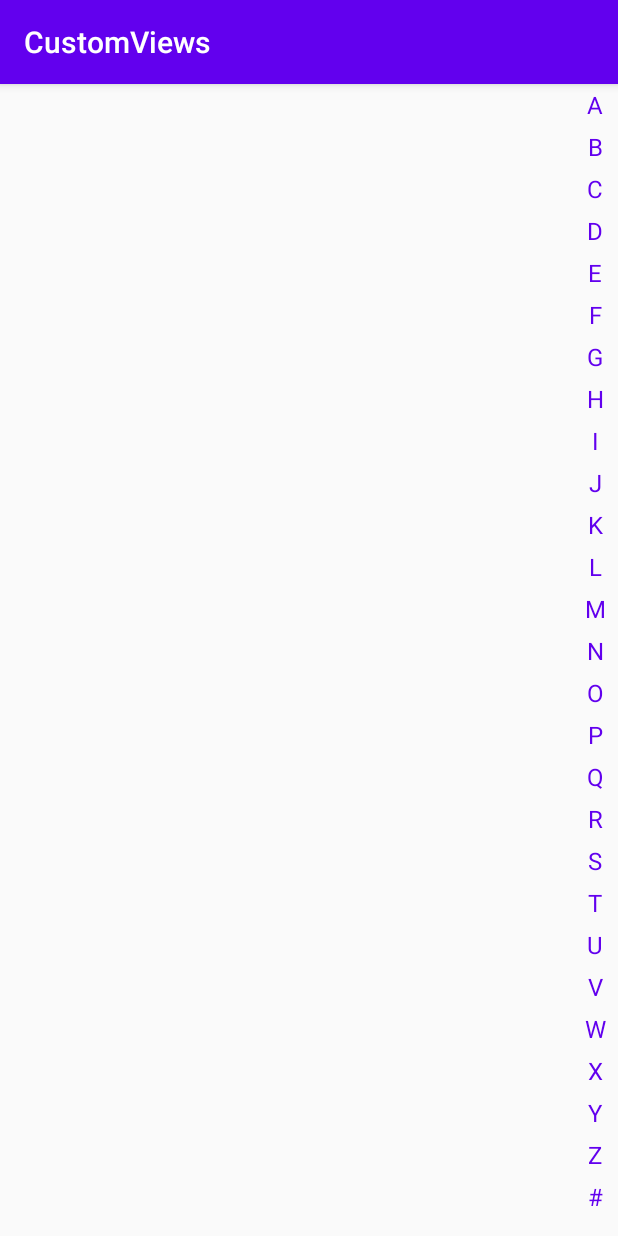
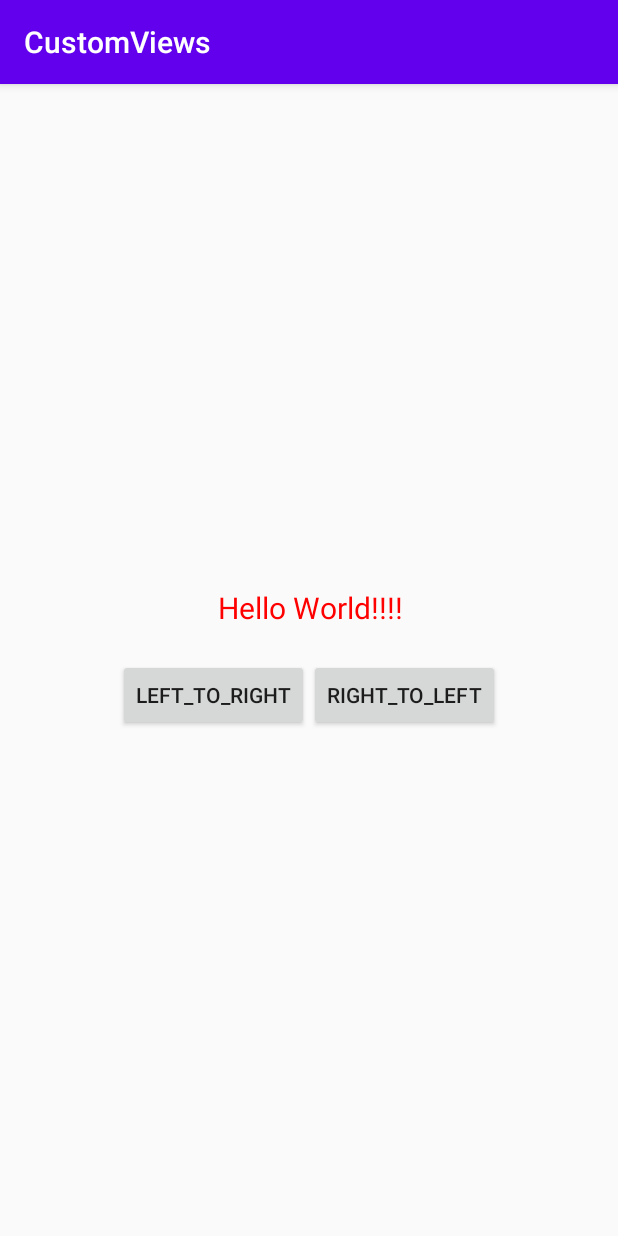
Before and after one commit to LuoSPro/CustomViews, an Android app: the MainActivity screen opened directly, with no data from a screen before it, on a phone screen of 412 x 824 dp. Run offline under Robolectric (Android 15) with nearby library versions, the phone set to English and light mode, and no system bars.

Commit message:
内容修改

```diff
--- a/app/src/main/java/com/example/customviews/LetterSideBar.java
+++ /dev/null
@@ -1,146 +0,0 @@
-package com.example.customviews;
-
-import android.content.Context;
-import android.content.res.TypedArray;
-import android.graphics.Canvas;
-import android.graphics.Paint;
-import android.util.AttributeSet;
-import android.util.TypedValue;
-import android.view.MotionEvent;
-import android.view.View;
-
-import androidx.annotation.Nullable;
-
-public class LetterSideBar extends View {
-
-    private Paint mPaint;
-    private Paint mSelectedPaint;
-    private int mLetterColor;
-    private int mSelectedLetterColor;
-    private float mLetterSize = 12;
-    private char[] mLetters = new char[]{'A', 'B', 'C', 'D', 'E', 'F',
-            'G', 'H', 'I', 'J', 'K', 'L', 'M', 'N', 'O', 'P', 'Q', 'R', 'S', 'T', 'U', 'V', 'W', 'X', 'Y', 'Z', '#'};
-    //当前触摸的位置字母
-    private char mCurTouchLetter;
-    private LetterTouchListener mLetterTouchListener;
-
-    public LetterSideBar(Context context) {
-        this(context, null);
-    }
-
-    public LetterSideBar(Context context, @Nullable AttributeSet attrs) {
-        this(context, attrs, 0);
-    }
-
-    public LetterSideBar(Context context, @Nullable AttributeSet attrs, int defStyleAttr) {
-        super(context, attrs, defStyleAttr);
-        TypedArray typedArray = context.obtainStyledAttributes(attrs, R.styleable.LetterSideBar);
-        mLetterColor = typedArray.getColor(R.styleable.LetterSideBar_LetterColor, mLetterColor);
-        mSelectedLetterColor = typedArray.getColor(R.styleable.LetterSideBar_SelectedLetterColor, mSelectedLetterColor);
-        mLetterSize = typedArray.getDimensionPixelSize(R.styleable.LetterSideBar_LetterSize, (int) mLetterSize);
-        typedArray.recycle();
-        init();
-    }
-
-    private void init() {
-        mPaint = getPaint(mLetterColor);
-        mSelectedPaint = getPaint(mSelectedLetterColor);
-    }
-
-    private Paint getPaint(int color) {
-        Paint paint = new Paint();
-        paint.setAntiAlias(true);
-        //这里设置的是px，如果要设置的是sp，就要把它转成px
-        paint.setTextSize(mLetterSize);
-        paint.setColor(color);
-        return paint;
-    }
-
-    @Override
-    protected void onMeasure(int widthMeasureSpec, int heightMeasureSpec) {
-        super.onMeasure(widthMeasureSpec, heightMeasureSpec);
-        //计算指定宽度，高度可以直接获取
-        int height = MeasureSpec.getSize(heightMeasureSpec);
-        //计算指定宽度（考虑情况）：左右padding+字母宽度(取决于Paint的大小)
-        //获得字体的宽度
-        int textWidth = (int) mPaint.measureText("A");
-        int width = getPaddingLeft() + getPaddingRight() + textWidth;
-
-        setMeasuredDimension(width, height);
-    }
-
-    @Override
-    protected void onDraw(Canvas canvas) {
-        //画26个字母
-        int itemHeight = (getHeight() - getPaddingTop() - getPaddingBottom()) / mLetters.length;
-        for (int i = 0; i < mLetters.length; i++) {
-            //知道每个字母的中心位置    1 字母的高度一半    2 字母高度一般+前面字符的高度
-            int letterCenterY = i * itemHeight + itemHeight / 2 + getPaddingTop();
-            //基线：基于中心位置，知道中心位置就直接知道基线了(中心位置不是基线)
-            Paint.FontMetrics fontMetrics = mPaint.getFontMetrics();
-            int dy = (int) ((fontMetrics.bottom - fontMetrics.top) / 2 - fontMetrics.bottom);
-            int baseLine = letterCenterY + dy;
-            // x绘制在最中间 = 宽度/2 - 文字/2
-            int textWidth = (int) mPaint.measureText(String.valueOf(mLetters[i]));
-            int x = getWidth() / 2 - textWidth / 2;
-
-            //如果当前字母要高亮(这里设置两个Paint比较好一点，因为如果一直改颜色的话，会一直去调用底层C代码，影响性能)
-            if (mLetters[i] == mCurTouchLetter) {
-                canvas.drawText(String.valueOf(mLetters[i]), x, baseLine, mSelectedPaint);
-            } else {
-                canvas.drawText(String.valueOf(mLetters[i]), x, baseLine, mPaint);
-            }
-        }
-    }
-
-    /**
-     * 优化：
-     * TODO:目前我暂时还不知道怎么去做
-     * 每次都会来调用onDraw方法，先判断这个是否存在了，如果已经存在了，就不需要用invalidate()重绘
-     * @param event
-     * @return
-     */
-    @Override
-    public boolean onTouchEvent(MotionEvent event) {
-        switch (event.getAction()) {
-            case MotionEvent.ACTION_DOWN:
-            case MotionEvent.ACTION_MOVE:
-                //计算出当前触摸字母 ： 获取当前位置(这里可能会有负数，要处理一下)
-                float curMoveY = event.getY();
-                //位置 = curMoveY / 字母高度，通过位置获取字母
-                int itemHeight = (getHeight() - getPaddingTop() - getPaddingBottom()) / mLetters.length;
-                int curPosition = (int) (curMoveY / itemHeight);
-
-                if (curPosition < 0) {
-                    curPosition = 0;
-                } else if (curPosition > mLetters.length - 1) {
-                    curPosition = mLetters.length - 1;
-                }
-
-                mCurTouchLetter = mLetters[curPosition];
-                mLetterTouchListener.touch(String.valueOf(mCurTouchLetter));
-                //重新绘制
-                invalidate();
-                break;
-            case MotionEvent.ACTION_UP:
-                mLetterTouchListener.up();
-                break;
-        }
-        return true;
-    }
-
-    private float sp2Px(int sp) {
-        return TypedValue.applyDimension(TypedValue.COMPLEX_UNIT_SP,
-                sp, getResources().getDisplayMetrics());
-    }
-
-    public void setLetterTouchListener(LetterTouchListener listener){
-        mLetterTouchListener = listener;
-    }
-
-    //其他View不会使用这个接口，所以这个只需要写在我们这个View的里面，如果两个以上的View要使用这个接口，就把这个接口写到外面去
-    public interface LetterTouchListener{
-        void touch(String letter);
-        void up();
-    }
-}
--- a/app/src/main/java/com/example/customviews/MainActivity.kt
+++ b/app/src/main/java/com/example/customviews/MainActivity.kt
@@ -4,10 +4,6 @@ import android.animation.ObjectAnimator
 import android.animation.ValueAnimator
 import androidx.appcompat.app.AppCompatActivity
 import android.os.Bundle
-import android.os.Handler
-import android.os.Looper
-import android.view.View
-import android.view.animation.DecelerateInterpolator
 import kotlinx.android.synthetic.main.activity_main.*
 
 class MainActivity : AppCompatActivity() {
@@ -15,27 +11,26 @@ class MainActivity : AppCompatActivity() {
     override fun onCreate(savedInstanceState: Bundle?) {
         super.onCreate(savedInstanceState)
         setContentView(R.layout.activity_main)
-        mHandle = Handler(Looper.getMainLooper())
-        initLetterSideBar()
+        initColorTrackText()
     }
 
-    private lateinit var mHandle: Handler
+    private fun initColorTrackText() {
+        val valueAnimator: ValueAnimator = ObjectAnimator.ofFloat(0f,1f)
+        valueAnimator.duration = 2000
+        btn_left_to_right.setOnClickListener {
+            color_track_text.setDirection(ColorTrackTextView.Direction.LEFT_TO_RIGHT)
+            valueAnimator.addUpdateListener {
+                color_track_text.setCurProgress(valueAnimator.animatedValue as Float)
+            }
+            valueAnimator.start()
+        }
+        btn_right_to_left.setOnClickListener {
+            color_track_text.setDirection(ColorTrackTextView.Direction.RIGHT_TO_LEFT)
+            valueAnimator.addUpdateListener {
+                color_track_text.setCurProgress(valueAnimator.animatedValue as Float)
+            }
+            valueAnimator.start()
+        }
+    }
 
-    private fun initLetterSideBar() {
-        letter_side_bar.setLetterTouchListener(object : LetterSideBar.LetterTouchListener{
-            override fun touch(letter: String?) {
-                tv_letter.apply {
-                    visibility = View.VISIBLE
-                    text = letter
-                }
-            }
-
-            override fun up() {
-                //延迟消失
-                mHandle.postDelayed({
-                    tv_letter.visibility = View.GONE
-                },300)
-            }
-        })
-    }
 }
--- a/app/src/main/res/layout/activity_main.xml
+++ b/app/src/main/res/layout/activity_main.xml
@@ -8,32 +8,42 @@
     android:gravity="center"
     android:orientation="vertical">
 
-    <RelativeLayout
+    <LinearLayout
         android:layout_width="match_parent"
-        android:layout_height="match_parent">
+        android:layout_height="match_parent"
+        android:gravity="center"
+        android:orientation="vertical">
 
-        <TextView
-            android:visibility="gone"
-            android:id="@+id/tv_letter"
-            android:text="A"
-            android:textSize="16sp"
-            android:textColor="#FF005E"
-            android:background="#DFDFDF"
-            android:layout_centerInParent="true"
-            android:gravity="center"
-            android:layout_width="100dp"
-            android:layout_height="100dp"/>
+        <com.example.customviews.ColorTrackTextView
+            android:id="@+id/color_track_text"
+            android:textSize="20sp"
+            android:layout_width="wrap_content"
+            android:layout_height="wrap_content"
+            app:originColor="@color/colorPrimary"
+            app:changeColor="@color/colorAccent"
+            android:text="Hello World!!!!"/>
 
-        <com.example.customviews.LetterSideBar
-            android:id="@+id/letter_side_bar"
-            android:layout_width="wrap_content"
-            android:layout_height="match_parent"
-            android:layout_alignParentRight="true"
-            android:paddingStart="20dp"
-            app:LetterColor="@color/colorPrimary"
-            app:SelectedLetterColor="@color/colorAccent"
-            app:LetterSize="16sp"/>
+        <LinearLayout
+            android:layout_marginTop="20dp"
+            android:layout_width="match_parent"
+            android:layout_height="wrap_content"
+            android:gravity="center">
 
-    </RelativeLayout>
+            <Button
+                android:id="@+id/btn_left_to_right"
+                android:layout_width="wrap_content"
+                android:layout_height="wrap_content"
+                android:layout_gravity="right"
+                android:text="LEFT_TO_RIGHT"/>
+
+            <Button
+                android:id="@+id/btn_right_to_left"
+                android:layout_width="wrap_content"
+                android:layout_height="wrap_content"
+                android:text="RIGHT_TO_LEFT"/>
+
+        </LinearLayout>
+
+    </LinearLayout>
 
 </LinearLayout>
```
Also changed, not shown: app/src/main/java/com/example/customviews/DynamicProgress.java (deleted, +0 -122 lines), app/src/main/java/com/example/customviews/LoadingView58.java (deleted, +0 -110 lines), app/src/main/java/com/example/customviews/QQExerciseSteps.java (deleted, +0 -146 lines).
